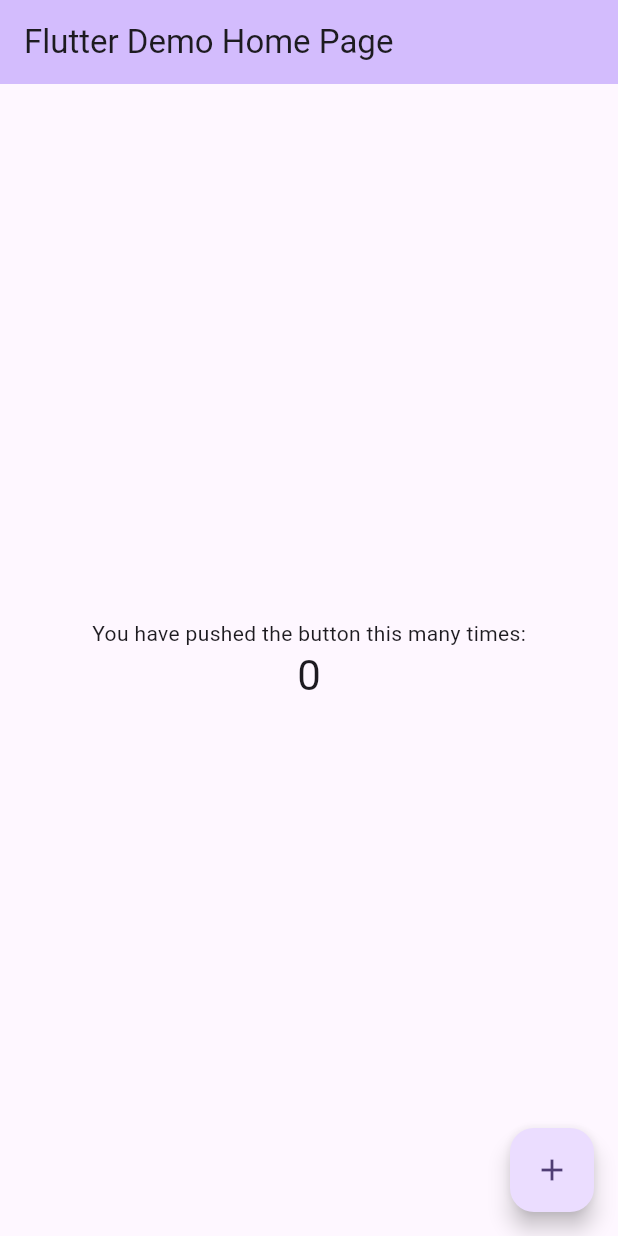
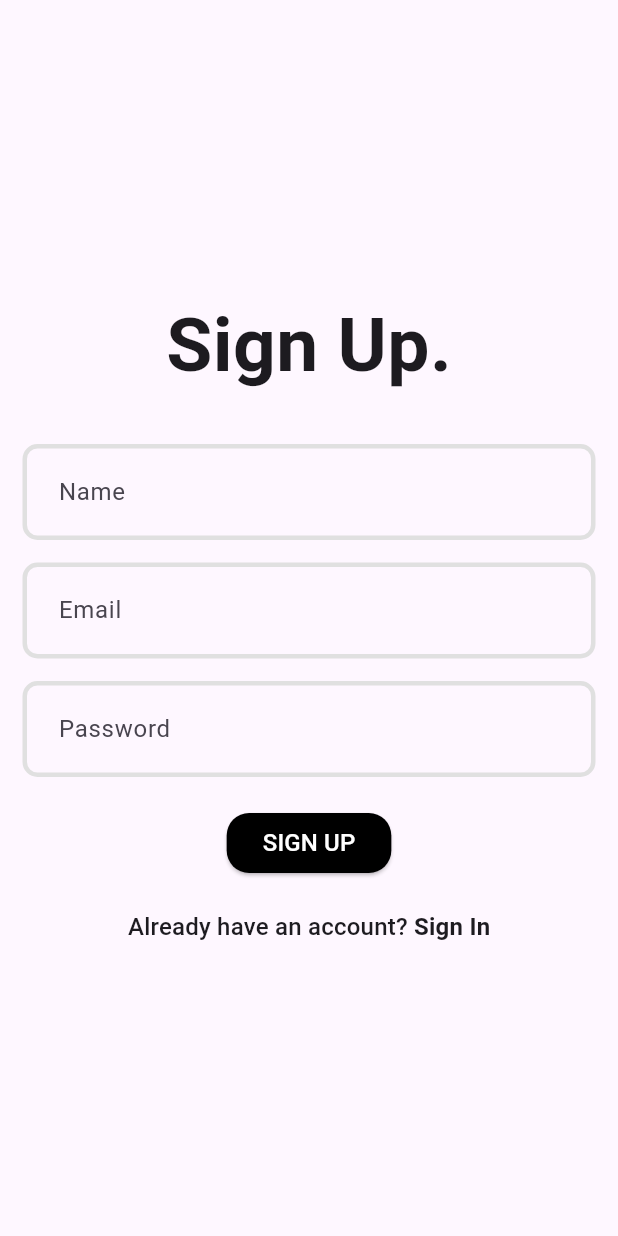
Before and after one commit to NITIN9694/OffLine-Task-Manager, a Flutter app: the screen it shows after launch, on a phone screen of 412 x 824 dp. Run offline on Flutter 3.47's test engine with Material 3 defaults, Android fonts, the phone set to English and light mode, and no system bars.

Commit message:
auth-ui-compelete

```diff
--- /dev/null
+++ b/lib/features/auth/pages/singup_page.dart
@@ -0,0 +1,128 @@
+import 'package:flutter/material.dart';
+import 'package:task_app/features/auth/pages/login_page.dart';
+
+class SignupPage extends StatefulWidget {
+  static MaterialPageRoute route() => MaterialPageRoute(
+        builder: (context) => const SignupPage(),
+      );
+  const SignupPage({super.key});
+
+  @override
+  State<SignupPage> createState() => _SignupPageState();
+}
+
+class _SignupPageState extends State<SignupPage> {
+  final emailController = TextEditingController();
+  final passwordController = TextEditingController();
+  final nameController = TextEditingController();
+  final formKey = GlobalKey<FormState>();
+
+  @override
+  void dispose() {
+    emailController.dispose();
+    passwordController.dispose();
+    nameController.dispose();
+    super.dispose();
+  }
+
+  void signUpUser() {
+    if (formKey.currentState!.validate()) {}
+  }
+
+  @override
+  Widget build(BuildContext context) {
+    return Scaffold(
+        body: Padding(
+      padding: const EdgeInsets.all(15.0),
+      child: Form(
+        key: formKey,
+        child: Column(
+          mainAxisAlignment: MainAxisAlignment.center,
+          children: [
+            const Text(
+              "Sign Up.",
+              style: TextStyle(
+                fontSize: 50,
+                fontWeight: FontWeight.bold,
+              ),
+            ),
+            const SizedBox(height: 30),
+            TextFormField(
+              controller: nameController,
+              decoration: const InputDecoration(
+                hintText: 'Name',
+              ),
+              validator: (value) {
+                if (value == null || value.trim().isEmpty) {
+                  return "Name field cannot be empty!";
+                }
+                return null;
+              },
+            ),
+            const SizedBox(height: 15),
+            TextFormField(
+              controller: emailController,
+              decoration: const InputDecoration(
+                hintText: 'Email',
+              ),
+              validator: (value) {
+                if (value == null ||
+                    value.trim().isEmpty ||
+                    !value.trim().contains("@")) {
+                  return "Email field is invalid!";
+                }
+                return null;
+              },
+            ),
+            const SizedBox(height: 15),
+            TextFormField(
+              controller: passwordController,
+              decoration: const InputDecoration(
+                hintText: 'Password',
+              ),
+              validator: (value) {
+                if (value == null ||
+                    value.trim().isEmpty ||
+                    value.trim().length <= 6) {
+                  return "Password field is invalid!";
+                }
+                return null;
+              },
+            ),
+            const SizedBox(height: 20),
+            ElevatedButton(
+              onPressed: signUpUser,
+              child: const Text(
+                'SIGN UP',
+                style: TextStyle(
+                  fontSize: 16,
+                  color: Colors.white,
+                ),
+              ),
+            ),
+            const SizedBox(height: 20),
+            GestureDetector(
+              onTap: () {
+                Navigator.of(context).push(LoginPage.route());
+              },
+              child: RichText(
+                text: TextSpan(
+                  text: 'Already have an account? ',
+                  style: Theme.of(context).textTheme.titleMedium,
+                  children: const [
+                    TextSpan(
+                      text: 'Sign In',
+                      style: TextStyle(
+                        fontWeight: FontWeight.bold,
+                      ),
+                    ),
+                  ],
+                ),
+              ),
+            ),
+          ],
+        ),
+      ),
+    ));
+  }
+}
--- a/lib/main.dart
+++ b/lib/main.dart
@@ -1,4 +1,5 @@
 import 'package:flutter/material.dart';
+import 'package:task_app/features/auth/pages/singup_page.dart';
 
 void main() {
   runApp(const MyApp());
@@ -11,115 +12,29 @@ class MyApp extends StatelessWidget {
   @override
   Widget build(BuildContext context) {
     return MaterialApp(
-      title: 'Flutter Demo',
+      title: 'Daily Task',
       theme: ThemeData(
-        // This is the theme of your application.
-        //
-        // TRY THIS: Try running your application with "flutter run". You'll see
-        // the application has a purple toolbar. Then, without quitting the app,
-        // try changing the seedColor in the colorScheme below to Colors.green
-        // and then invoke "hot reload" (save your changes or press the "hot
-        // reload" button in a Flutter-supported IDE, or press "r" if you used
-        // the command line to start the app).
-        //
-        // Notice that the counter didn't reset back to zero; the application
-        // state is not lost during the reload. To reset the state, use hot
-        // restart instead.
-        //
-        // This works for code too, not just values: Most code changes can be
-        // tested with just a hot reload.
-        colorScheme: ColorScheme.fromSeed(seedColor: Colors.deepPurple),
-        useMaterial3: true,
-      ),
-      home: const MyHomePage(title: 'Flutter Demo Home Page'),
+          inputDecorationTheme: InputDecorationTheme(
+            contentPadding: const EdgeInsets.all(20),
+            enabledBorder: OutlineInputBorder(
+                borderSide: BorderSide(color: Colors.grey.shade300, width: 3),
+                borderRadius: BorderRadius.circular(10)),
+            focusedBorder: OutlineInputBorder(
+                borderSide: const BorderSide(
+                  width: 3,
+                ),
+                borderRadius: BorderRadius.circular(10)),
+            errorBorder: OutlineInputBorder(
+                borderSide: const BorderSide(width: 3, color: Colors.red),
+                borderRadius: BorderRadius.circular(10)),
+          ),
+          elevatedButtonTheme: ElevatedButtonThemeData(
+              style: ElevatedButton.styleFrom(
+                  backgroundColor: Colors.black,
+                  maximumSize: const Size(double.infinity, 60),
+                  shape: RoundedRectangleBorder(
+                      borderRadius: BorderRadius.circular(15))))),
+      home: const SignupPage(),
     );
   }
 }
-
-class MyHomePage extends StatefulWidget {
-  const MyHomePage({super.key, required this.title});
-
-  // This widget is the home page of your application. It is stateful, meaning
-  // that it has a State object (defined below) that contains fields that affect
-  // how it looks.
-
-  // This class is the configuration for the state. It holds the values (in this
-  // case the title) provided by the parent (in this case the App widget) and
-  // used by the build method of the State. Fields in a Widget subclass are
-  // always marked "final".
-
-  final String title;
-
-  @override
-  State<MyHomePage> createState() => _MyHomePageState();
-}
-
-class _MyHomePageState extends State<MyHomePage> {
-  int _counter = 0;
-
-  void _incrementCounter() {
-    setState(() {
-      // This call to setState tells the Flutter framework that something has
-      // changed in this State, which causes it to rerun the build method below
-      // so that the display can reflect the updated values. If we changed
-      // _counter without calling setState(), then the build method would not be
-      // called again, and so nothing would appear to happen.
-      _counter++;
-    });
-  }
-
-  @override
-  Widget build(BuildContext context) {
-    // This method is rerun every time setState is called, for instance as done
-    // by the _incrementCounter method above.
-    //
-    // The Flutter framework has been optimized to make rerunning build methods
-    // fast, so that you can just rebuild anything that needs updating rather
-    // than having to individually change instances of widgets.
-    return Scaffold(
-      appBar: AppBar(
-        // TRY THIS: Try changing the color here to a specific color (to
-        // Colors.amber, perhaps?) and trigger a hot reload to see the AppBar
-        // change color while the other colors stay the same.
-        backgroundColor: Theme.of(context).colorScheme.inversePrimary,
-        // Here we take the value from the MyHomePage object that was created by
-        // the App.build method, and use it to set our appbar title.
-        title: Text(widget.title),
-      ),
-      body: Center(
-        // Center is a layout widget. It takes a single child and positions it
-        // in the middle of the parent.
-        child: Column(
-          // Column is also a layout widget. It takes a list of children and
-          // arranges them vertically. By default, it sizes itself to fit its
-          // children horizontally, and tries to be as tall as its parent.
-          //
-          // Column has various properties to control how it sizes itself and
-          // how it positions its children. Here we use mainAxisAlignment to
-          // center the children vertically; the main axis here is the vertical
-          // axis because Columns are vertical (the cross axis would be
-          // horizontal).
-          //
-          // TRY THIS: Invoke "debug painting" (choose the "Toggle Debug Paint"
-          // action in the IDE, or press "p" in the console), to see the
-          // wireframe for each widget.
-          mainAxisAlignment: MainAxisAlignment.center,
-          children: <Widget>[
-            const Text(
-              'You have pushed the button this many times:',
-            ),
-            Text(
-              '$_counter',
-              style: Theme.of(context).textTheme.headlineMedium,
-            ),
-          ],
-        ),
-      ),
-      floatingActionButton: FloatingActionButton(
-        onPressed: _incrementCounter,
-        tooltip: 'Increment',
-        child: const Icon(Icons.add),
-      ), // This trailing comma makes auto-formatting nicer for build methods.
-    );
-  }
-}
```
Also changed, not shown: lib/features/auth/pages/login_page.dart (added, +113 -0 lines), lib/infra/theme/theme.dart (added).
